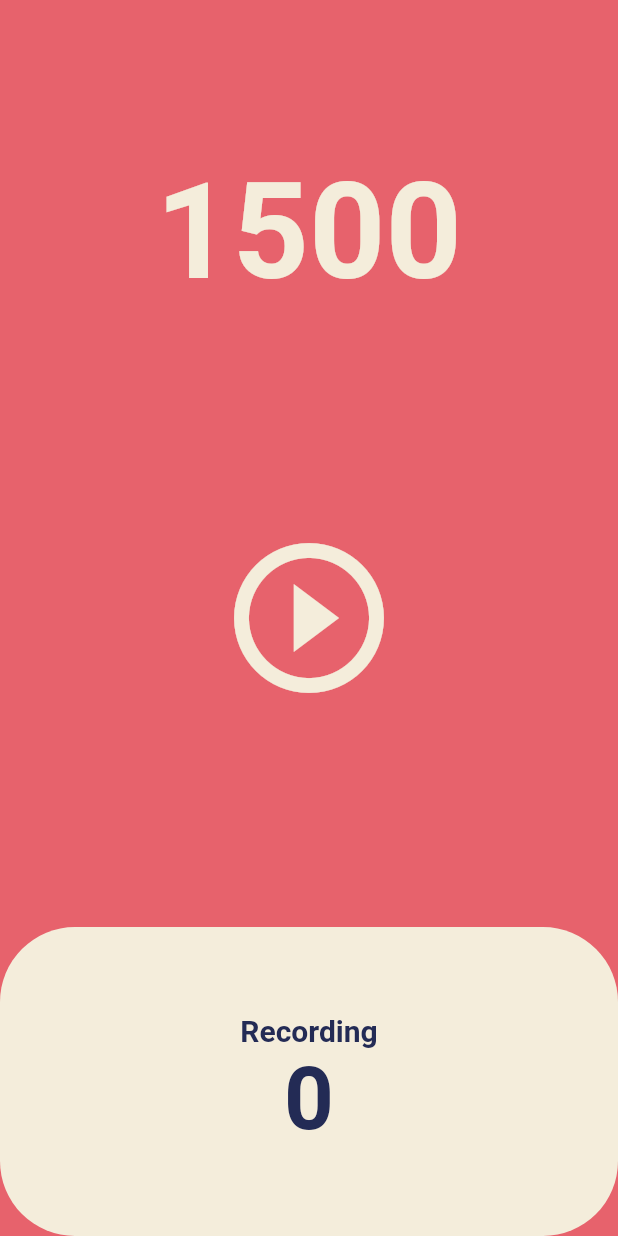
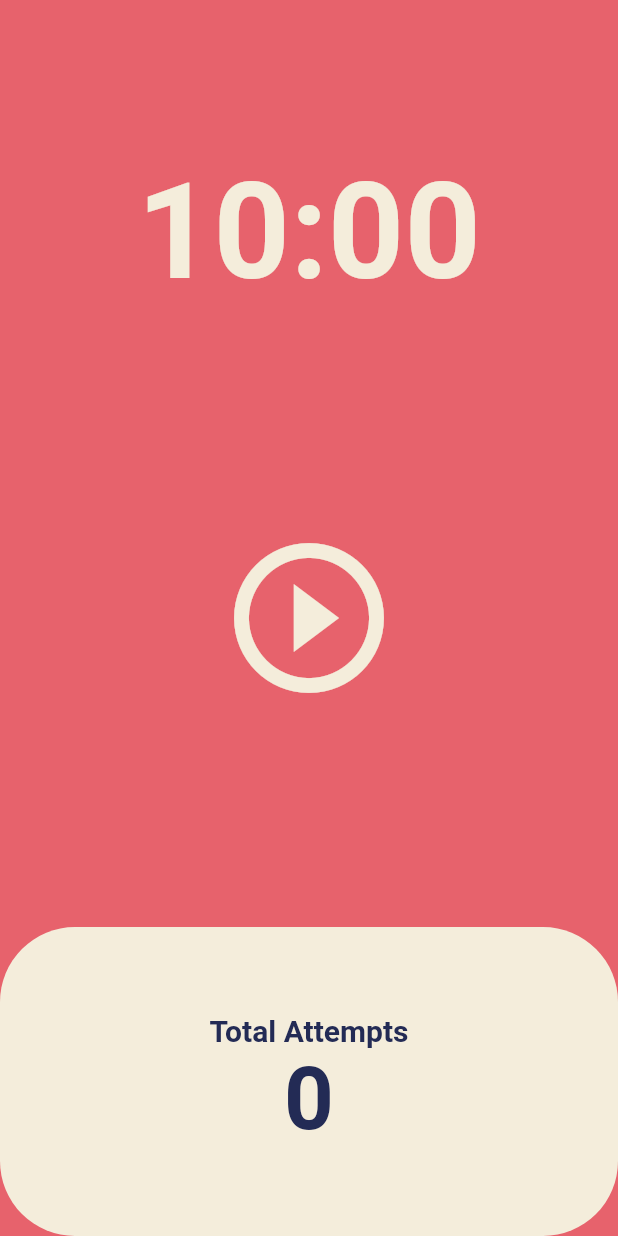
Before and after one commit to bennykim/mniii-flutter-daily-tracker, a Flutter app: the screen it shows after launch, on a phone screen of 412 x 824 dp. Run offline on Flutter 3.47's test engine with Material 2 defaults, Android fonts, the phone set to English and light mode, and no system bars.

Commit message:
feat: Added timer pause and reset features

```diff
--- a/lib/screens/home_timer.dart
+++ b/lib/screens/home_timer.dart
@@ -10,13 +10,25 @@ class HomeTimer extends StatefulWidget {
 }
 
 class _HomeTimerState extends State<HomeTimer> {
-  int totalSeconds = 1500;
+  static const tenMinutes = 600;
+  int totalSeconds = tenMinutes;
+  int totalAttempts = 0;
+  bool isRunning = false;
   late Timer timer;
 
   void onTick(Timer timer) {
+    if (totalSeconds == 0) {
+      setState(() {
+        totalAttempts += 1;
+        isRunning = false;
+        totalSeconds = tenMinutes;
+      });
+      timer.cancel();
+    } else {
       setState(() {
         totalSeconds -= 1;
       });
+    }
   }
 
   void onStartedPressed() {
@@ -24,6 +36,29 @@ class _HomeTimerState extends State<HomeTimer> {
       const Duration(seconds: 1),
       onTick,
     );
+    setState(() {
+      isRunning = true;
+    });
+  }
+
+  void onPausePressed() {
+    setState(() {
+      isRunning = false;
+    });
+    timer.cancel();
+  }
+
+  void onReset() {
+    setState(() {
+      isRunning = false;
+      totalSeconds = tenMinutes;
+    });
+    timer.cancel();
+  }
+
+  String format(int seconds) {
+    var duration = Duration(seconds: seconds);
+    return duration.toString().split('.').first.substring(2, 7);
   }
 
   @override
@@ -37,7 +72,7 @@ class _HomeTimerState extends State<HomeTimer> {
             child: Container(
               alignment: Alignment.bottomCenter,
               child: Text(
-                '$totalSeconds',
+                format(totalSeconds),
                 style: TextStyle(
                   color: Theme.of(context).cardColor,
                   fontSize: 89,
@@ -48,13 +83,30 @@ class _HomeTimerState extends State<HomeTimer> {
           ),
           Flexible(
             flex: 2,
-            child: Center(
+            child: Column(
+              mainAxisAlignment: MainAxisAlignment.center,
+              children: [
+                Center(
                   child: IconButton(
-                onPressed: onStartedPressed,
+                    onPressed: isRunning ? onPausePressed : onStartedPressed,
                     iconSize: 120,
                     color: Theme.of(context).cardColor,
-                icon: const Icon(Icons.play_circle_outline),
+                    icon: Icon(isRunning
+                        ? Icons.pause_circle_outline
+                        : Icons.play_circle_outline),
                   ),
+                ),
+                Center(
+                  child: isRunning || totalSeconds != tenMinutes
+                      ? IconButton(
+                          onPressed: onReset,
+                          iconSize: 120,
+                          color: Theme.of(context).cardColor,
+                          icon: const Icon(Icons.refresh),
+                        )
+                      : Container(),
+                ),
+              ],
             ),
           ),
           Flexible(
@@ -71,7 +123,7 @@ class _HomeTimerState extends State<HomeTimer> {
                       mainAxisAlignment: MainAxisAlignment.center,
                       children: [
                         Text(
-                          'Recording',
+                          'Total Attempts',
                           style: TextStyle(
                             fontSize: 20,
                             fontWeight: FontWeight.w600,
@@ -80,7 +132,7 @@ class _HomeTimerState extends State<HomeTimer> {
                           ),
                         ),
                         Text(
-                          '0',
+                          '$totalAttempts',
                           style: TextStyle(
                             fontSize: 58,
                             fontWeight: FontWeight.w600,
```
Lines whose indentation alone changed are shown as unchanged.
